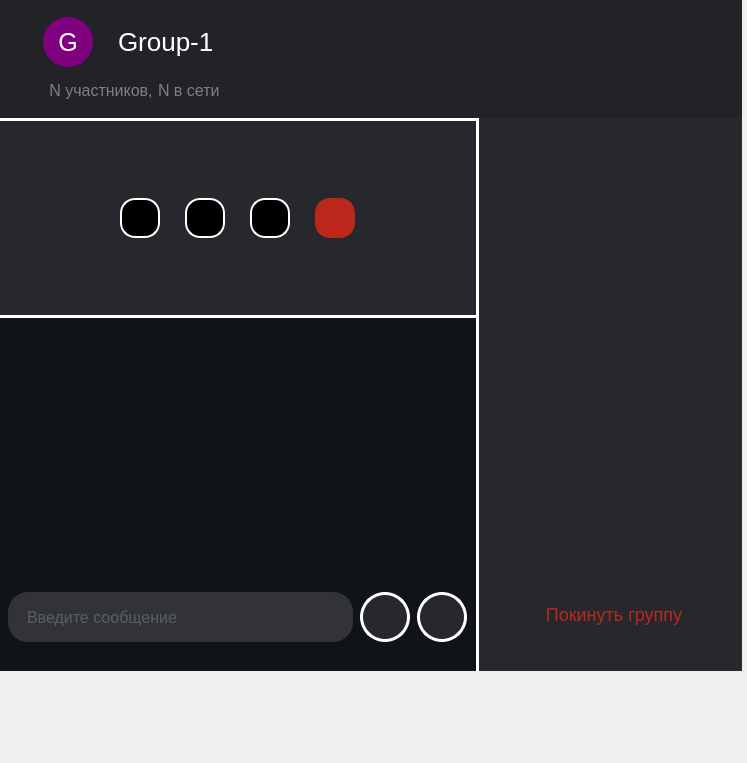
Qt form Zcord/GUI/Group/Group.ui (DmitryGorny/Zcord) before a commit.
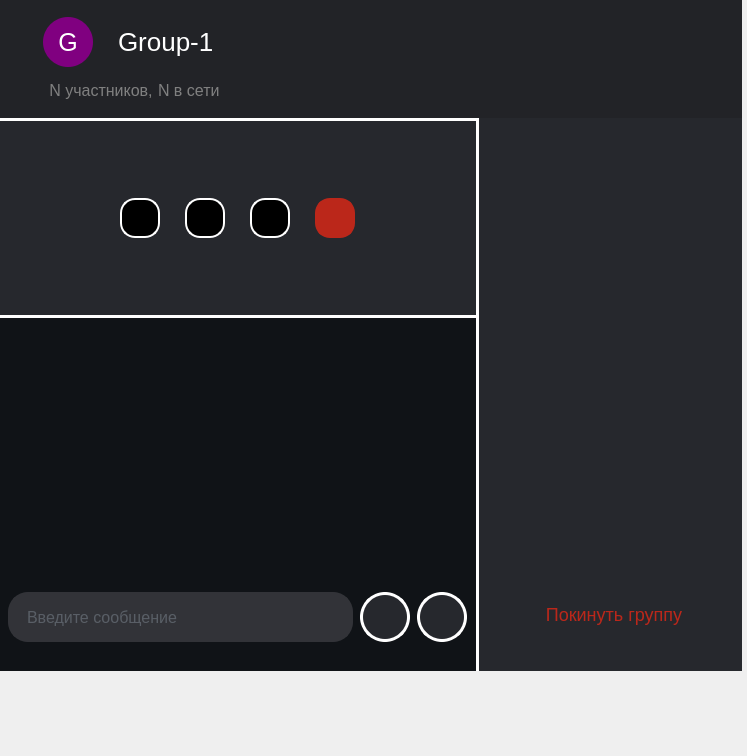
The same form after that commit. Icons and pictures are not drawn.

```diff
--- a/Zcord/GUI/Group/Group.ui
+++ b/Zcord/GUI/Group/Group.ui
@@ -7,7 +7,7 @@
     <x>0</x>
     <y>0</y>
     <width>747</width>
-    <height>763</height>
+    <height>756</height>
    </rect>
   </property>
   <property name="windowTitle">
```
Left out of the diff: 41 changed lines with no effect on the pictures.
